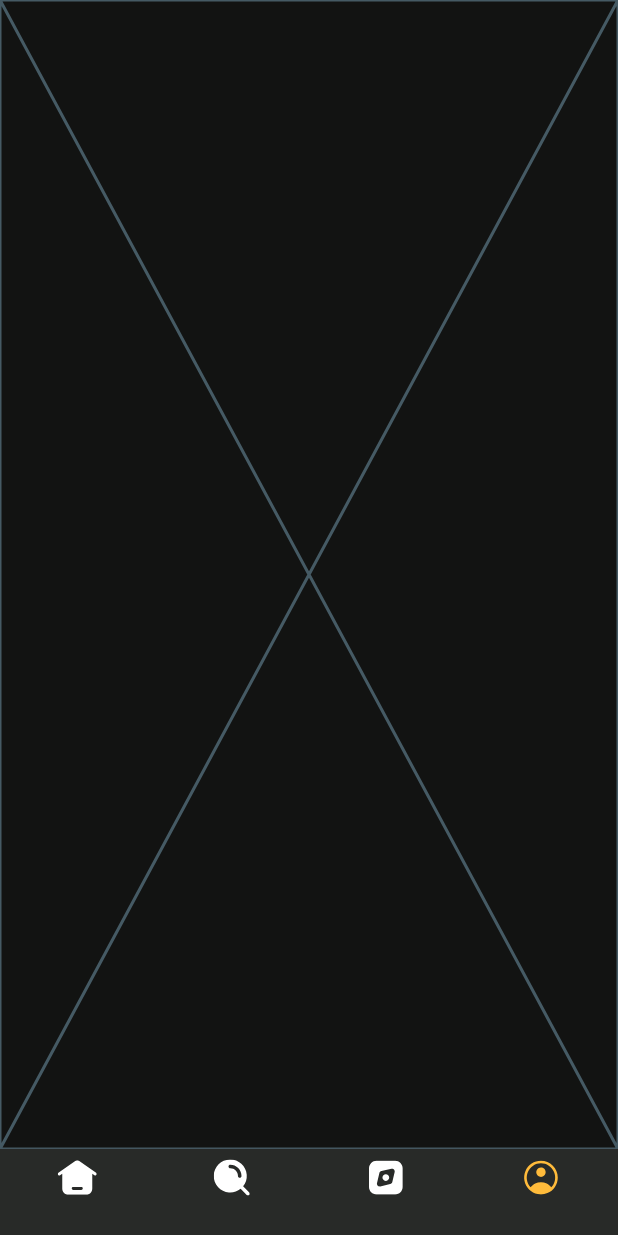
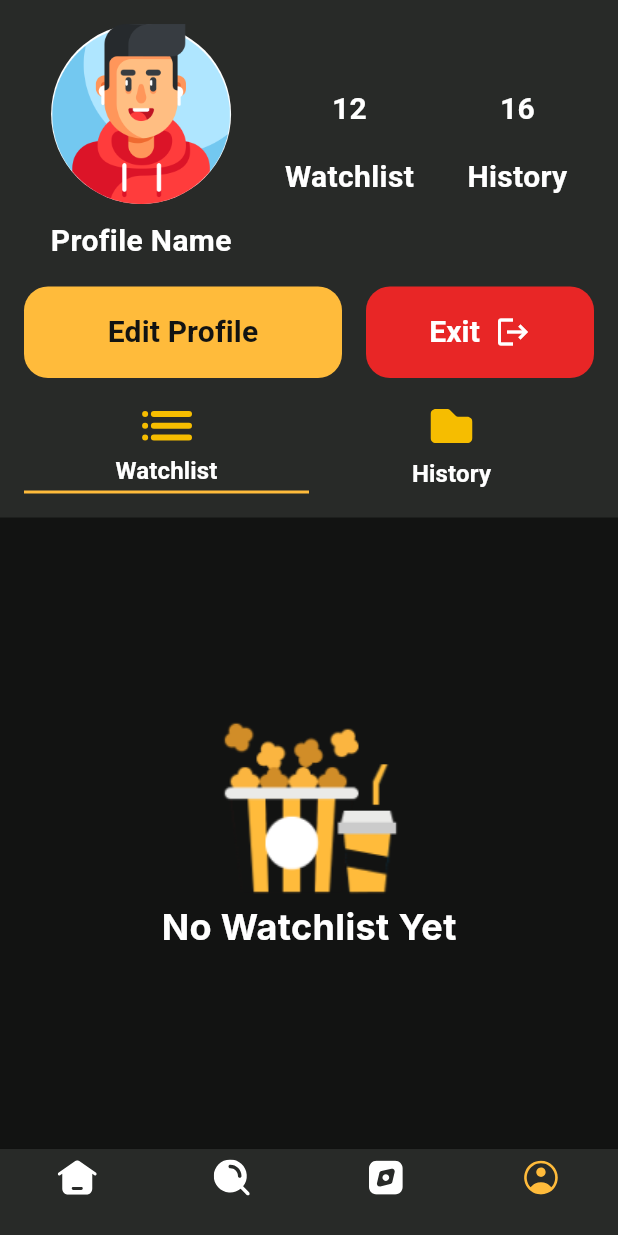
Before and after one commit to FatmaFarred/movie_app_route_graduation_project, a Flutter app: the screen it shows after launch, item 4 of the bottom bar chosen, on a phone screen of 412 x 824 dp. Run offline on Flutter 3.47's test engine with Material 3 defaults, Android fonts, the light colour scheme and no system bars; our stand-ins replace carousel_slider, flutter_native_splash, flutter_screenutil, flutter_svg; generated files the repository leaves out were written again; statements that could not run were skipped.

Commit message:
Finish Profile Page Design

```diff
--- a/lib/core/app_theme.dart
+++ b/lib/core/app_theme.dart
@@ -56,5 +56,15 @@ class AppTheme {
         borderSide: const BorderSide(color: AppColors.redColor, width: 1),
       ),
     ),
+    filledButtonTheme: FilledButtonThemeData(
+      style: FilledButton.styleFrom(
+        backgroundColor: AppColors.orangeColor,
+        foregroundColor: AppColors.blackColor,
+        padding: const EdgeInsets.all(16),
+        shape: RoundedRectangleBorder(
+          borderRadius: BorderRadius.circular(16),
+        ),
+      ),
+    ),
   );
 }
--- /dev/null
+++ b/lib/features/home_screen/pages/profile_page/history_page.dart
@@ -0,0 +1,18 @@
+import 'package:flutter/material.dart';
+
+import '../../../../core/resources/assets_manager.dart';
+
+class HistoryPage extends StatelessWidget {
+  const HistoryPage({super.key});
+
+  @override
+  Widget build(BuildContext context) {
+    return Column(
+      mainAxisAlignment: MainAxisAlignment.center,
+      children: [
+        Image.asset(ImageAssets.emptyImage),
+        const Text("No History Yet"),
+      ],
+    );
+  }
+}
--- a/lib/features/home_screen/pages/profile_page/profile_page.dart
+++ b/lib/features/home_screen/pages/profile_page/profile_page.dart
@@ -1,10 +1,103 @@
 import 'package:flutter/material.dart';
+import 'package:movie_app_route_graduation_project/core/resources/App_colors.dart';
+import 'package:movie_app_route_graduation_project/core/resources/assets_manager.dart';
+import 'package:movie_app_route_graduation_project/core/resources/style%20manager.dart';
+import 'package:movie_app_route_graduation_project/features/home_screen/pages/profile_page/profile_widgets.dart';
+import 'package:movie_app_route_graduation_project/features/home_screen/pages/profile_page/watchlist_page.dart';
 
-class ProfilePage extends StatelessWidget {
+import 'history_page.dart';
+
+class ProfilePage extends StatefulWidget {
   const ProfilePage({super.key});
 
   @override
+  State<ProfilePage> createState() => _ProfilePageState();
+}
+
+class _ProfilePageState extends State<ProfilePage> {
+  final PageController pageController = PageController();
+  int selectedIndex = 0;
+
+  @override
   Widget build(BuildContext context) {
-    return const Placeholder();
+    return DefaultTabController(
+      length: 2,
+      child: Scaffold(
+          body: Column(
+        children: [
+          Container(
+            padding: const EdgeInsets.all(16.0),
+            color: AppColors.darkGrayColor,
+            child: Column(
+              children: [
+                profileInfo(),
+                const SizedBox(
+                  height: 16,
+                ),
+                Row(
+                  mainAxisAlignment: MainAxisAlignment.spaceBetween,
+                  children: [
+                    Expanded(
+                      child: FilledButton(
+                          onPressed: () {},
+                          child: Text(
+                            "Edit Profile",
+                            style: getBoldStyle(
+                                fontSize: 20, color: AppColors.blackColor),
+                          )),
+                    ),
+                    const SizedBox(
+                      width: 16,
+                    ),
+                    FilledButton(
+                        style: FilledButton.styleFrom(
+                            backgroundColor: AppColors.redColor),
+                        onPressed: () {},
+                        child: SizedBox(
+                          width: 120,
+                          child: Row(
+                            mainAxisAlignment: MainAxisAlignment.center,
+                            // Center horizontally
+                            crossAxisAlignment: CrossAxisAlignment.center,
+                            children: [
+                              Text("Exit",
+                                  textAlign: TextAlign.center,
+                                  style: getBoldStyle(
+                                      fontSize: 20,
+                                      color: AppColors.whiteColor)),
+                              const SizedBox(
+                                width: 10,
+                              ),
+                              const Icon(
+                                Icons.logout,
+                                color: AppColors.whiteColor,
+                                size: 24,
+                              )
+                            ],
+                          ),
+                        )),
+                  ],
+                ),
+                const SizedBox(
+                  height: 20,
+                ),
+                TabBar(
+                    indicatorColor: AppColors.orangeColor,
+                    indicatorSize: TabBarIndicatorSize.tab,
+                    dividerColor: Colors.transparent,
+                    tabs: [
+                      buildTabItem("Watchlist", SvgAssets.icList),
+                      buildTabItem("History", SvgAssets.icFolder)
+                    ])
+              ],
+            ),
+          ),
+          const Expanded(child: TabBarView(children: [
+            WatchlistPage(),
+            HistoryPage()
+          ]))
+        ],
+      )),
+    );
   }
 }
--- /dev/null
+++ b/lib/features/home_screen/pages/profile_page/profile_widgets.dart
@@ -0,0 +1,74 @@
+import 'package:flutter/material.dart';
+import 'package:flutter_svg/flutter_svg.dart';
+import 'package:movie_app_route_graduation_project/core/resources/App_colors.dart';
+
+import '../../../../core/resources/assets_manager.dart';
+import '../../../../core/resources/style manager.dart';
+
+Widget profileInfo() {
+  return Row(
+    mainAxisAlignment: MainAxisAlignment.spaceAround,
+    crossAxisAlignment: CrossAxisAlignment.center,
+    children: [
+      Column(
+        spacing:10,
+        children: [
+        Container(
+          decoration: BoxDecoration(
+              borderRadius: BorderRadius.circular(100),
+              color: AppColors.whiteColor),
+          child: Image.asset(
+            ImageAssets.avatar8,
+            width: 120,
+            height: 120,
+            fit: BoxFit.cover,
+          ),
+        ),
+        Text(
+          "Profile Name",
+          style: getBoldStyle(fontSize: 20, color: AppColors.whiteColor),
+        )
+      ],
+      ),
+      Column(
+        mainAxisAlignment: MainAxisAlignment.spaceBetween,
+        spacing: 16,
+        children: [
+          Text(
+            "12",
+            style: getBoldStyle(fontSize: 20, color: AppColors.whiteColor),
+          ),
+          Text(
+            "Watchlist",
+            style: getBoldStyle(fontSize: 20, color: AppColors.whiteColor),
+          ),
+        ],
+      ),
+      Column(
+        mainAxisAlignment: MainAxisAlignment.spaceBetween,
+        spacing: 16,
+        children: [
+          Text(
+            "16",
+            style: getBoldStyle(fontSize: 20, color: AppColors.whiteColor),
+          ),
+          Text(
+            "History",
+            style: getBoldStyle(fontSize: 20, color: AppColors.whiteColor),
+          ),
+        ],
+      ),
+    ],
+  );
+}
+
+Widget buildTabItem(String title, String iconPath){
+  return Column(
+    mainAxisAlignment: MainAxisAlignment.center,
+    spacing: 8,
+    children: [
+      SvgPicture.asset(iconPath),
+      Text(title, style: getBoldStyle(fontSize: 16, color: AppColors.whiteColor),)
+    ],
+  );
+}
--- /dev/null
+++ b/lib/features/home_screen/pages/profile_page/watchlist_page.dart
@@ -0,0 +1,18 @@
+import 'package:flutter/material.dart';
+
+import '../../../../core/resources/assets_manager.dart';
+
+class WatchlistPage extends StatelessWidget {
+  const WatchlistPage({super.key});
+
+  @override
+  Widget build(BuildContext context) {
+    return Column(
+      mainAxisAlignment: MainAxisAlignment.center,
+      children: [
+        Image.asset(ImageAssets.emptyImage),
+        const Text("No Watchlist Yet"),
+      ],
+    );
+  }
+}
```
